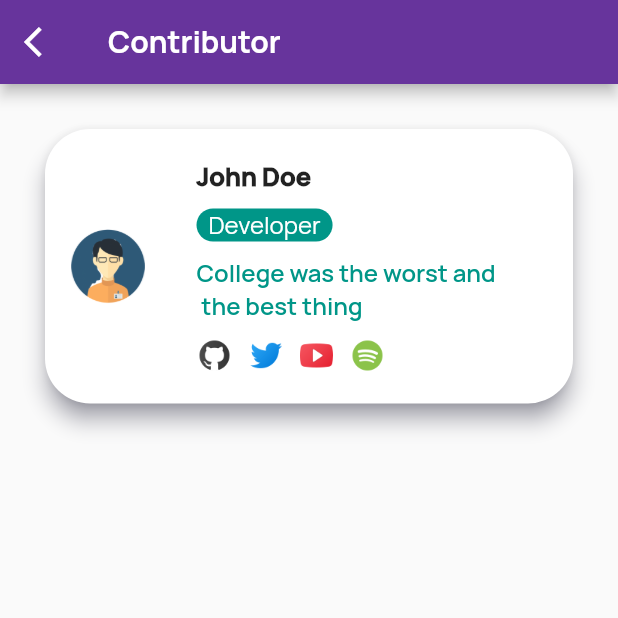
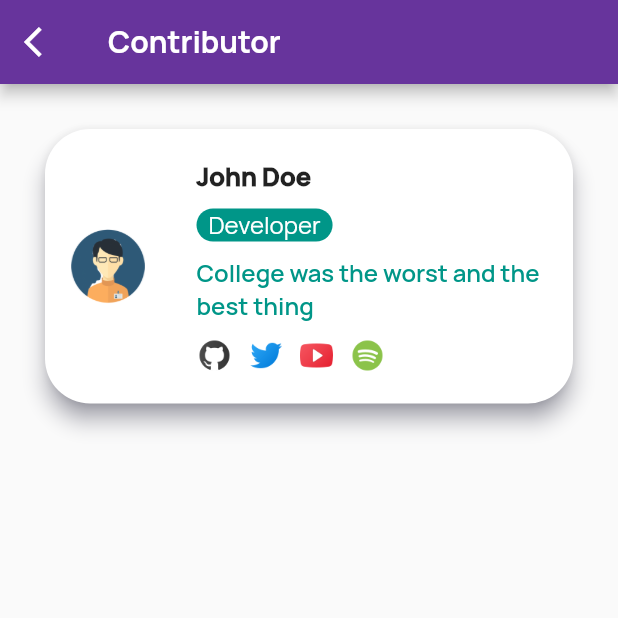
Before and after one commit to gupta-shrinath/Notes, a Flutter app: the Contributors screen opened directly, on a phone screen of 412 x 824 dp, the top half of it. Run offline on Flutter 3.47's test engine with Material 2 defaults, Android fonts, the phone set to English and light mode, and no system bars; our stand-ins replace badges, flutter_swiper; missing offline and left inert: flutter_page_indicator.

Commit message:
Make message text responsive

```diff
--- a/notes/lib/components/contributor_card.dart
+++ b/notes/lib/components/contributor_card.dart
@@ -1,3 +1,4 @@
+import 'package:flutter/cupertino.dart';
 import 'package:flutter/material.dart';
 import 'package:notes/constants/image_constants.dart';
 
@@ -22,6 +23,7 @@ class ContributorCard extends StatelessWidget {
             children: [
               ListTile(
                 title: Row(
+                  mainAxisSize: MainAxisSize.min,
                   mainAxisAlignment: MainAxisAlignment.start,
                   crossAxisAlignment: CrossAxisAlignment.center,
                   children: [
@@ -33,7 +35,9 @@ class ContributorCard extends StatelessWidget {
                     SizedBox(
                       width: 33.0,
                     ),
-                    Column(
+                    Expanded(
+                      child: Column(
+                        mainAxisSize: MainAxisSize.min,
                         crossAxisAlignment: CrossAxisAlignment.start,
                         children: [
                           Padding(
@@ -50,31 +54,19 @@ class ContributorCard extends StatelessWidget {
                             height: 10.0,
                           ),
                           Row(
-                          children: [
-                            Container(
-                              decoration: BoxDecoration(
-                                color: Color(0xFF009688),
-                                borderRadius: BorderRadius.circular(20),
-                              ),
-                              child: Padding(
-                                padding: const EdgeInsets.only(
-                                    left: 8.0, right: 8.0),
-                                child: Text(
-                                  'Developer',
-                                  style: TextStyle(color: Colors.white),
-                                ),
-                              ),
-                            )
-                          ],
+                            mainAxisSize: MainAxisSize.min,
+                            children: [Contribution()],
                           ),
                           SizedBox(
                             height: 10.0,
                           ),
-                        Text(
-                          'College was the worst and \n the best thing',
+                          Flexible(
+                            child: Text(
+                              'College was the worst and the best thing',
                               style: TextStyle(
                                 fontWeight: FontWeight.w600,
                                 color: Color(0xFF009688),
+                              ),
                             ),
                           ),
                           SizedBox(
@@ -118,6 +110,7 @@ class ContributorCard extends StatelessWidget {
                           ),
                         ],
                       ),
+                    ),
                   ],
                 ),
               )
@@ -126,3 +119,26 @@ class ContributorCard extends StatelessWidget {
     );
   }
 }
+
+class Contribution extends StatelessWidget {
+  const Contribution({
+    Key key,
+  }) : super(key: key);
+
+  @override
+  Widget build(BuildContext context) {
+    return Container(
+      decoration: BoxDecoration(
+        color: Color(0xFF009688),
+        borderRadius: BorderRadius.circular(20),
+      ),
+      child: Padding(
+        padding: const EdgeInsets.only(left: 8.0, right: 8.0),
+        child: Text(
+          'Developer',
+          style: TextStyle(color: Colors.white),
+        ),
+      ),
+    );
+  }
+}
```
Lines whose indentation alone changed are shown as unchanged.
